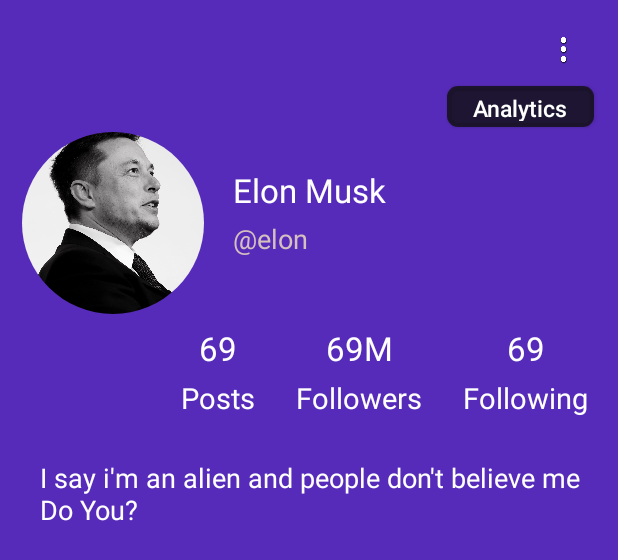
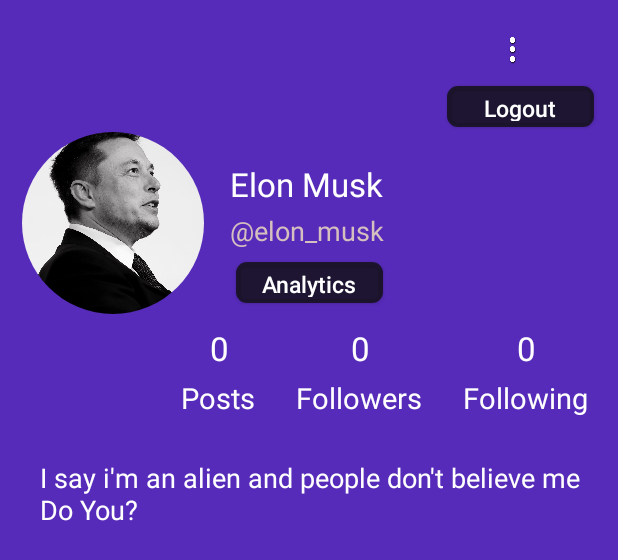
Before and after one commit to PulkitAsri/Trell_app, an Android app: the layout fragment_profile.xml on its own in the app's theme, with its tools: preview values and no code run, on a phone screen of 412 x 824 dp. Shown: the top 560 px of the screen. Run offline under Robolectric (Android 15) with nearby library versions, the light colour scheme and no system bars; plain views replace CircularImageView; Roboto replaces fonts that are not available here.

Commit message:
Added user info to profile page && Logout Button

```diff
--- a/app/build.gradle
+++ b/app/build.gradle
@@ -50,6 +50,7 @@ dependencies {
     annotationProcessor 'com.github.bumptech.glide:compiler:4.12.0'
     implementation 'de.hdodenhof:circleimageview:3.1.0'
     implementation 'com.mikhaellopez:circularimageview:4.2.0'
+    implementation 'com.squareup.picasso:picasso:2.71828'
 
     //Camera
     def camerax_version = "1.0.0-beta07"
--- a/app/src/main/res/layout/fragment_profile.xml
+++ b/app/src/main/res/layout/fragment_profile.xml
@@ -10,23 +10,23 @@
 
     <TextView
         android:id="@+id/profileName"
-        android:layout_width="wrap_content"
-        android:layout_height="wrap_content"
-        android:layout_marginTop="112dp"
+        android:layout_width="139dp"
+        android:layout_height="29dp"
+        android:layout_marginTop="108dp"
         android:text="Elon Musk"
-        android:textAlignment="center"
+        android:textAlignment="textStart"
         android:textColor="#FFFFFF"
         android:textSize="22dp"
         app:layout_constraintEnd_toEndOf="parent"
-        app:layout_constraintHorizontal_bias="0.501"
+        app:layout_constraintHorizontal_bias="0.562"
         app:layout_constraintStart_toStartOf="parent"
         app:layout_constraintTop_toTopOf="parent" />
 
     <Button
-        android:id="@+id/profileAnalytics"
+        android:id="@+id/logoutButton"
         android:layout_width="98dp"
         android:layout_height="39dp"
-        android:text="Analytics"
+        android:text="Logout"
         android:textAppearance="@style/TextAppearance.AppCompat.Body2"
         android:textColor="#FFFFFF"
         android:textSize="15sp"
@@ -36,16 +36,29 @@
         app:layout_constraintStart_toStartOf="parent"
         app:layout_constraintTop_toBottomOf="@+id/profileSideBar" />
 
+    <Button
+        android:id="@+id/profileAnalytics"
+        android:layout_width="98dp"
+        android:layout_height="39dp"
+        android:layout_marginStart="4dp"
+        android:text="Analytics"
+        android:textAppearance="@style/TextAppearance.AppCompat.Body2"
+        android:textColor="#FFFFFF"
+        android:textSize="15sp"
+        app:cornerRadius="7dp"
+        app:layout_constraintStart_toStartOf="@+id/profileUserName"
+        app:layout_constraintTop_toBottomOf="@+id/profileUserName" />
+
     <TextView
         android:id="@+id/profileUserName"
-        android:layout_width="87dp"
-        android:layout_height="26dp"
-        android:layout_marginTop="5dp"
+        android:layout_width="139dp"
+        android:layout_height="27dp"
+        android:layout_marginTop="4dp"
         android:text="\@elon_musk"
         android:textColor="#D5BFBF"
         android:textSize="18sp"
         app:layout_constraintEnd_toEndOf="@+id/profileName"
-        app:layout_constraintHorizontal_bias="0.0"
+        app:layout_constraintHorizontal_bias="0.048"
         app:layout_constraintStart_toStartOf="@+id/profileName"
         app:layout_constraintTop_toBottomOf="@+id/profileName" />
 
@@ -54,7 +67,7 @@
         android:layout_width="wrap_content"
         android:layout_height="wrap_content"
         android:layout_marginBottom="5dp"
-        android:text="69"
+        android:text="0"
         android:textAlignment="center"
         android:textAppearance="@style/TextAppearance.AppCompat.Display1"
         android:textColor="#FFFFFF"
@@ -71,7 +84,7 @@
         android:layout_width="wrap_content"
         android:layout_height="wrap_content"
         android:layout_marginBottom="5dp"
-        android:text="69M"
+        android:text="0"
         android:textAlignment="center"
         android:textAppearance="@style/TextAppearance.AppCompat.Display1"
         android:textColor="#FFFFFF"
@@ -88,7 +101,7 @@
         android:layout_width="wrap_content"
         android:layout_height="wrap_content"
         android:layout_marginBottom="5dp"
-        android:text="69"
+        android:text="0"
         android:textAlignment="center"
         android:textAppearance="@style/TextAppearance.AppCompat.Display1"
         android:textColor="#FFFFFF"
```
Also changed, not shown: app/src/main/java/com/example/trell_app/Fragments/ProfileFragment.java (+55 -8 lines).
